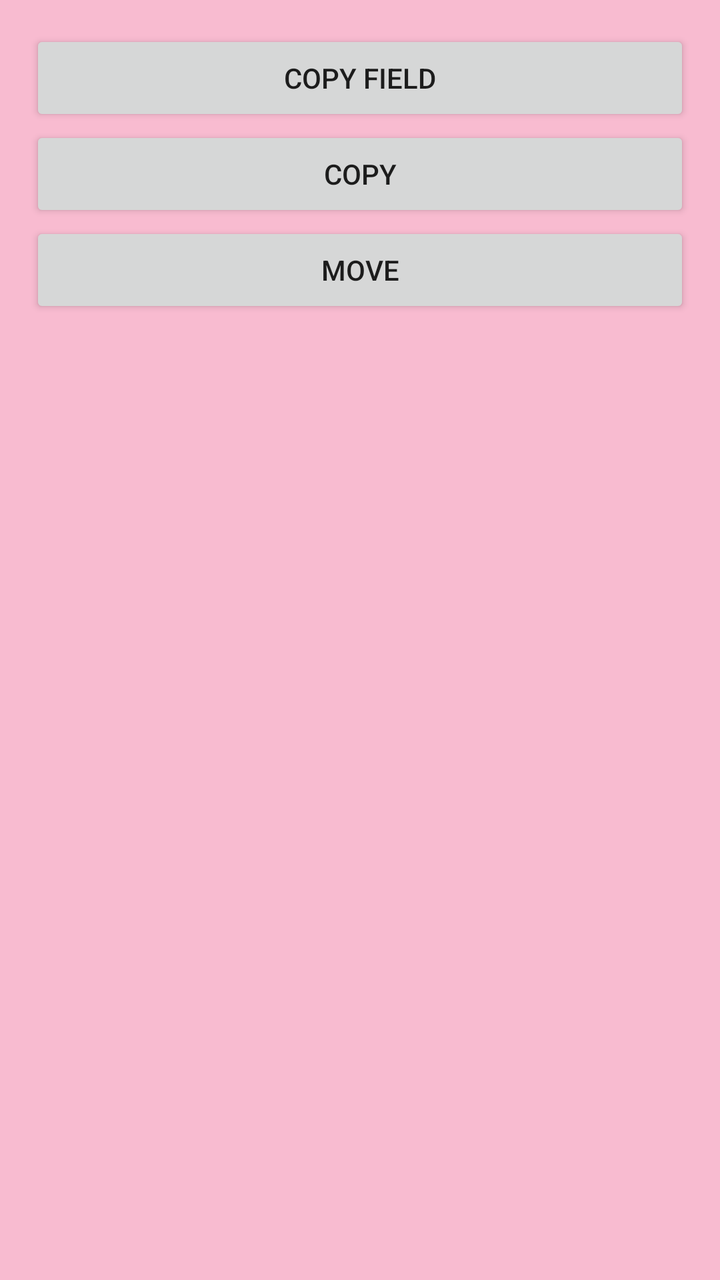
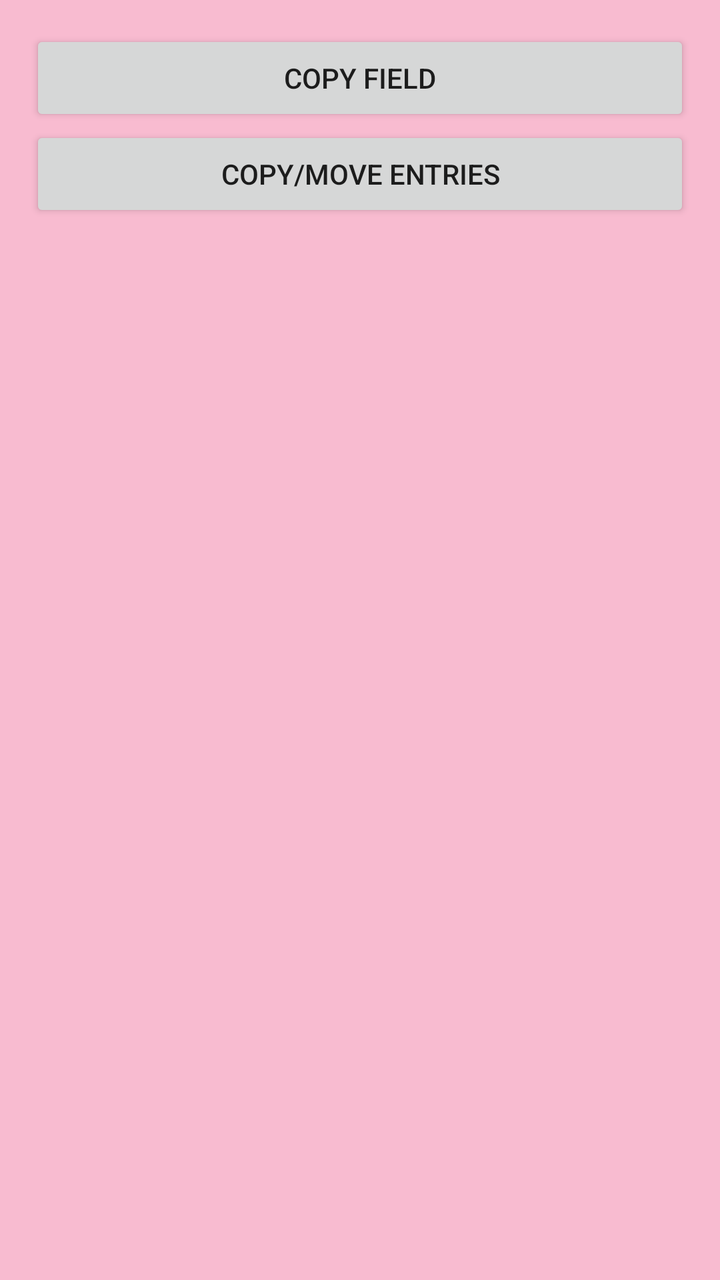

The first picture is an Android layout as it rendered before a commit; the second is the same layout after the commit. The layout source and the unified diff follow.
<!-- AndroidManifest.xml: application theme MyMaterialTheme -->
<!-- res/layout/copy_move_dialog_fragment.xml -->
<?xml version="1.0" encoding="utf-8"?>
<LinearLayout xmlns:android="http://schemas.android.com/apk/res/android"
    android:layout_width="match_parent"
    android:layout_height="match_parent"
    android:orientation="vertical"
    android:padding="15dp">


    <Button
        android:id="@+id/copy_field"
        android:layout_width="match_parent"
        android:layout_height="wrap_content"
        android:text="@string/copy_field" />

    <Button
        android:id="@+id/copy_entries"
        android:layout_width="match_parent"
        android:layout_height="wrap_content"
        android:text="@string/copy_entries" />

    <Button
        android:id="@+id/move_entries"
        android:layout_width="match_parent"
        android:layout_height="wrap_content"
        android:text="@string/move_entries" />


</LinearLayout>
<!-- resources referenced by this layout -->
<resources>
  <string name="copy_entries">Copy</string>
  <string name="copy_field">Copy Field</string>
  <string name="move_entries">Move</string>
  <style name="MyMaterialTheme" parent="MyMaterialTheme.Base">
  
      </style>
  <style name="MyMaterialTheme.Base" parent="Theme.AppCompat.Light.DarkActionBar">
          <item name="windowNoTitle">true</item>
          <item name="windowActionBar">false</item>
          <item name="colorPrimary">@color/colorPrimary</item>
          <item name="colorPrimaryDark">@color/colorPrimaryDark</item>
          <item name="colorAccent">@color/colorAccent</item>
          <item name="android:windowBackground">@color/windowBackground</item>
      </style>
  <color name="colorPrimary">#EC407A</color>
  <color name="colorPrimaryDark">#AD1457</color>
  <color name="colorAccent">#EA80FC</color>
  <color name="windowBackground">#F8BBD0</color>
</resources>

<!-- the commit's change to res/layout/copy_move_dialog_fragment.xml (unified diff, before → after) -->
@@ -13,16 +13,10 @@
         android:text="@string/copy_field" />
 
     <Button
-        android:id="@+id/copy_entries"
+        android:id="@+id/copy_move_entries"
         android:layout_width="match_parent"
         android:layout_height="wrap_content"
-        android:text="@string/copy_entries" />
-
-    <Button
-        android:id="@+id/move_entries"
-        android:layout_width="match_parent"
-        android:layout_height="wrap_content"
-        android:text="@string/move_entries" />
+        android:text="@string/copy_move_entries" />
 
 
 </LinearLayout>
<!-- resource entries referenced after the edit -->
@@ -1,8 +1,7 @@
 <!-- resources referenced by this layout -->
 <resources>
-  <string name="copy_entries">Copy</string>
   <string name="copy_field">Copy Field</string>
-  <string name="move_entries">Move</string>
+  <string name="copy_move_entries">Copy/Move Entries</string>
   <style name="MyMaterialTheme" parent="MyMaterialTheme.Base">
   
       </style>
